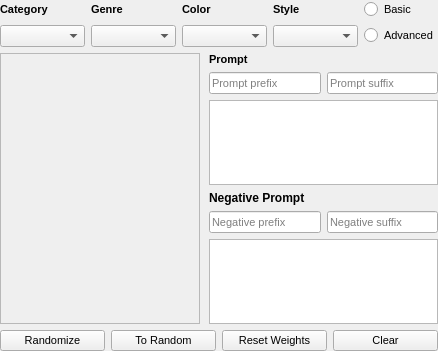
Above: src/airunner/pyqt/widgets/prompt_builder_form.ui from Capsize-Games/airunner before the change. Below: the same form after it.
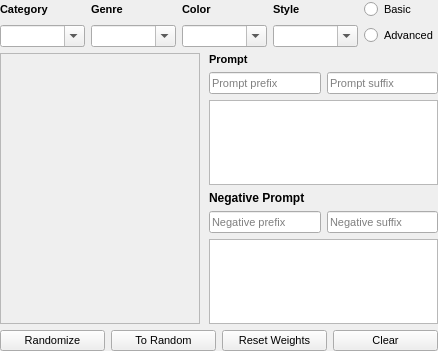
That is the form after the change.

Commit message:
max prompt builder dropdowns editable again
- we need this in order to limit max visible items

The edit to the form file:
```diff
--- a/src/airunner/pyqt/widgets/prompt_builder_form.ui
+++ b/src/airunner/pyqt/widgets/prompt_builder_form.ui
@@ -281,11 +281,14 @@
         </font>
        </property>
        <property name="editable">
-        <bool>false</bool>
+        <bool>true</bool>
        </property>
        <property name="insertPolicy">
         <enum>QComboBox::InsertAlphabetically</enum>
        </property>
+       <property name="sizeAdjustPolicy">
+        <enum>QComboBox::AdjustToContentsOnFirstShow</enum>
+       </property>
       </widget>
      </item>
      <item row="1" column="1">
@@ -308,11 +311,14 @@
         </font>
        </property>
        <property name="editable">
-        <bool>false</bool>
+        <bool>true</bool>
        </property>
        <property name="insertPolicy">
         <enum>QComboBox::InsertAlphabetically</enum>
        </property>
+       <property name="sizeAdjustPolicy">
+        <enum>QComboBox::AdjustToContentsOnFirstShow</enum>
+       </property>
       </widget>
      </item>
      <item row="0" column="1">
@@ -348,11 +354,14 @@
         </font>
        </property>
        <property name="editable">
-        <bool>false</bool>
+        <bool>true</bool>
        </property>
        <property name="insertPolicy">
         <enum>QComboBox::InsertAlphabetically</enum>
        </property>
+       <property name="sizeAdjustPolicy">
+        <enum>QComboBox::AdjustToContentsOnFirstShow</enum>
+       </property>
       </widget>
      </item>
      <item row="0" column="0">
@@ -444,11 +453,14 @@
         </font>
        </property>
        <property name="editable">
-        <bool>false</bool>
+        <bool>true</bool>
        </property>
        <property name="insertPolicy">
         <enum>QComboBox::InsertAlphabetically</enum>
        </property>
+       <property name="sizeAdjustPolicy">
+        <enum>QComboBox::AdjustToContentsOnFirstShow</enum>
+       </property>
       </widget>
      </item>
     </layout>
```
The commit also changes 1 other file.
